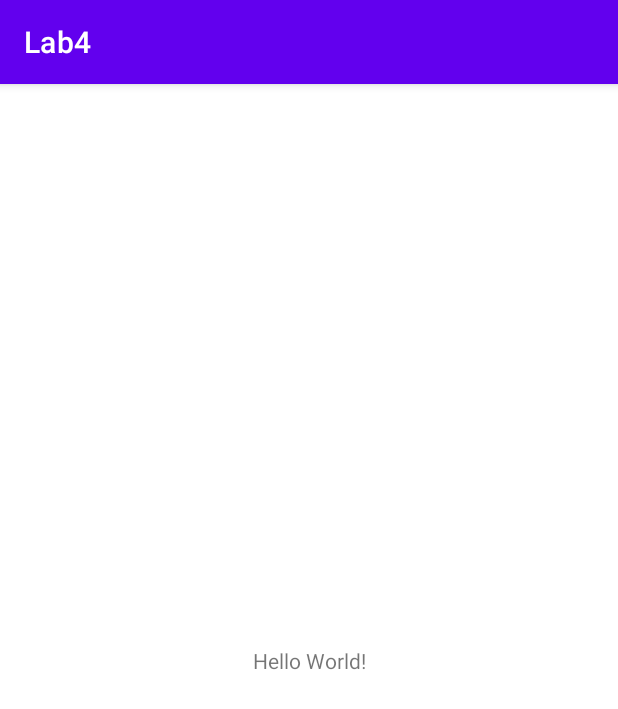
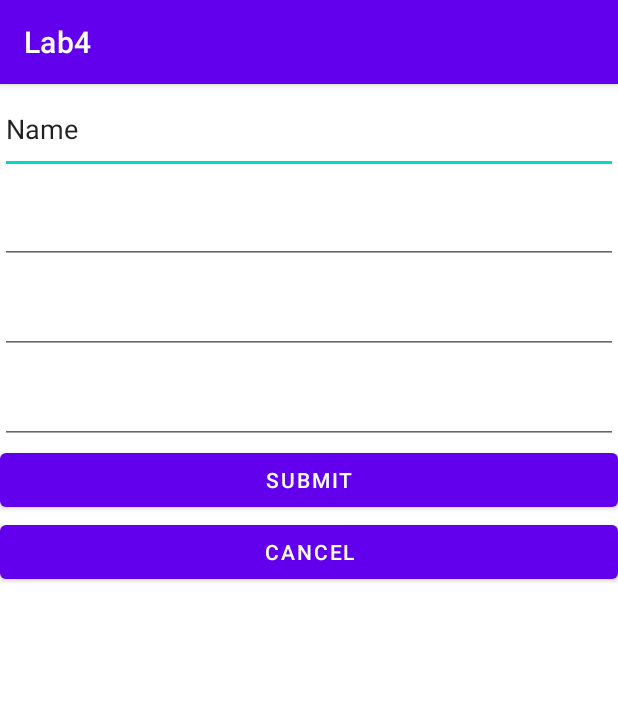
Before and after one commit to it21924750/Madlab3, an Android app: the screen it shows after launch (MainActivity), on a phone screen of 412 x 824 dp. Shown: the top 709 px of the screen. Run offline under Robolectric (Android 15) with nearby library versions, the phone set to English and light mode, and no system bars.

Commit message:
Update Design

```diff
--- a/app/src/main/res/layout/activity_main.xml
+++ b/app/src/main/res/layout/activity_main.xml
@@ -1,18 +1,50 @@
 <?xml version="1.0" encoding="utf-8"?>
-<androidx.constraintlayout.widget.ConstraintLayout xmlns:android="http://schemas.android.com/apk/res/android"
+<LinearLayout xmlns:android="http://schemas.android.com/apk/res/android"
     xmlns:app="http://schemas.android.com/apk/res-auto"
     xmlns:tools="http://schemas.android.com/tools"
     android:layout_width="match_parent"
     android:layout_height="match_parent"
+    android:orientation="vertical"
     tools:context=".MainActivity">
 
-    <TextView
-        android:layout_width="wrap_content"
+    <EditText
+        android:id="@+id/editTextTextPersonName4"
+        android:layout_width="match_parent"
+        android:layout_height="60dp"
+        android:ems="10"
+        android:inputType="textPersonName"
+        android:text="Name" />
+
+    <EditText
+        android:id="@+id/editTextTextEmailAddress4"
+        android:layout_width="match_parent"
+        android:layout_height="60dp"
+        android:ems="10"
+        android:inputType="textEmailAddress" />
+
+    <EditText
+        android:id="@+id/editTextTextPassword7"
+        android:layout_width="match_parent"
+        android:layout_height="60dp"
+        android:ems="10"
+        android:inputType="textPassword" />
+
+    <EditText
+        android:id="@+id/editTextTextPassword8"
+        android:layout_width="match_parent"
+        android:layout_height="60dp"
+        android:ems="10"
+        android:inputType="textPassword" />
+
+    <Button
+        android:id="@+id/button8"
+        android:layout_width="match_parent"
         android:layout_height="wrap_content"
-        android:text="Hello World!"
-        app:layout_constraintBottom_toBottomOf="parent"
-        app:layout_constraintLeft_toLeftOf="parent"
-        app:layout_constraintRight_toRightOf="parent"
-        app:layout_constraintTop_toTopOf="parent" />
+        android:text="Submit" />
 
-</androidx.constraintlayout.widget.ConstraintLayout>
+    <Button
+        android:id="@+id/button9"
+        android:layout_width="match_parent"
+        android:layout_height="wrap_content"
+        android:text="Cancel" />
+</LinearLayout>
```
